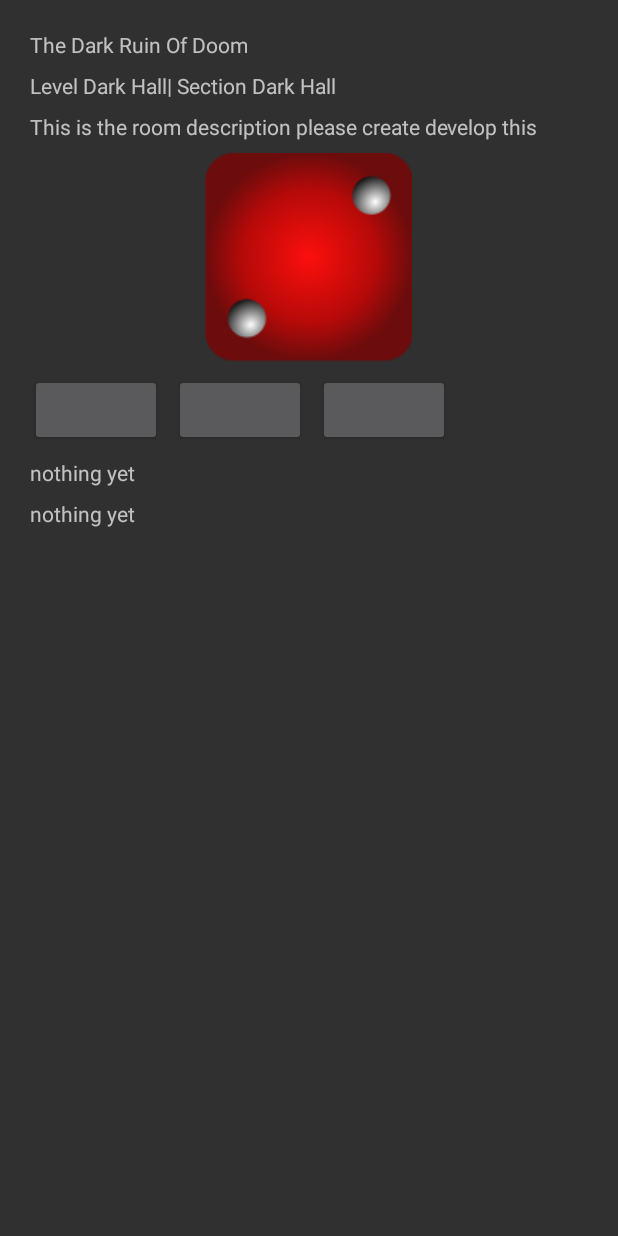
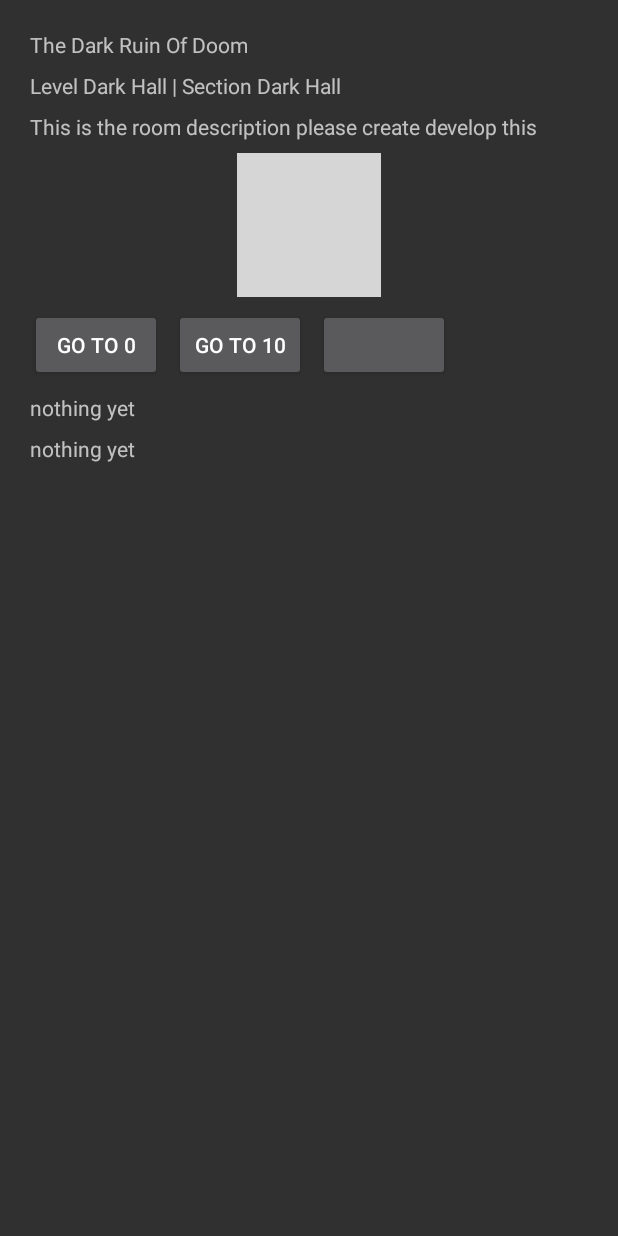
Before and after one commit to CrankyUnicorn/BasicRPG, an Android app: the screen it shows after launch (MainActivity), after a tap on an icon or button, on a phone screen of 412 x 824 dp. Run offline under Robolectric (Android 15) with nearby library versions, the phone set to English and light mode, and no system bars; 3 other taps on this screen came first; grey boxes are pictures that could not be loaded.

Commit message:
20:00 22/07/2019

```diff
--- a/app/src/main/java/com/example/basicrpg/Dungeon.java
+++ b/app/src/main/java/com/example/basicrpg/Dungeon.java
@@ -32,22 +32,28 @@ public class Dungeon {
 
 
     //CONSTRUCTOR
-   Dungeon(){
+    Dungeon() {
+        RoomsList.getInstance();
+        VerifyDungeonList();
 
-       VerifyDungeonList();
+        CreateDungeonLevels();
 
-       CreateDungeonLevels();
+        MapDungeon();
+
+        ConnectRooms();
+
+        Log.d("Initialization","Complete!");
     }
 
 
     //VERIFIER
-    private void VerifyDungeonList(){
+    private void VerifyDungeonList() {
 
         dungeonName = GameSettings.dungeonName.isEmpty() ? DungeonNameGenerator.GenerateDungeonName() : GameSettings.dungeonName;
 
         dungeonTotalLevels = GameSettings.dungeonLevels < 1 ? 1 : GameSettings.dungeonLevels;
 
-        dungeonTotalSections = GameSettings.dungeonSections < dungeonTotalLevels ? dungeonTotalLevels: GameSettings.dungeonSections;
+        dungeonTotalSections = GameSettings.dungeonSections < dungeonTotalLevels ? dungeonTotalLevels : GameSettings.dungeonSections;
 
         dungeonTotalRooms = GameSettings.dungeonRooms < dungeonTotalSections ? dungeonTotalSections : GameSettings.dungeonRooms;
 
@@ -55,26 +61,26 @@ public class Dungeon {
 
 
     //CREATE DUNGEON STRUCTURE
-    private void CreateDungeonLevels(){
+    private void CreateDungeonLevels() {
 
         int sectionsRemainder = dungeonTotalSections;
         int roomRemainder = dungeonTotalRooms;
 
 
-        for (int i = dungeonTotalLevels-1; i >=0; i--) {
+        for (int i = dungeonTotalLevels - 1; i >= 0; i--) {
 
-            Log.d("Levels","Create Level!");
+            Log.d("DUNGEON", "Creates Level!");
 
             int levelSections;
             int levelRooms;
 
 
-            if(i>0) {
+            if (i > 0) {
 
-                levelSections = Util.GenerateNumberBetween(1, sectionsRemainder - i);
+                levelSections = Util.GenerateNumberBetween(1, (sectionsRemainder) - i);
                 levelRooms = Util.GenerateNumberBetween(levelSections, roomRemainder - (sectionsRemainder - levelSections));
 
-            }else{
+            } else {
 
                 levelSections = sectionsRemainder;
                 levelRooms = roomRemainder;
@@ -83,42 +89,194 @@ public class Dungeon {
             sectionsRemainder -= levelSections;
             roomRemainder -= levelRooms;
 
-            //Log.d("levelSectors", String.valueOf(levelSectors));
-            //Log.d("levelRooms", String.valueOf(levelRooms));
+
+            Log.d("levelSectors", String.valueOf(levelSections));
+            Log.d("levelRooms", String.valueOf(levelRooms));
             //Log.d("sectorRemainder", String.valueOf(sectorRemainder));
             //Log.d("roomRemainder", String.valueOf(roomRemainder));
 
 
-            childLevels.add(new DungeonLevel(levelSections,levelRooms));
+            childLevels.add(new DungeonLevel(levelSections, levelRooms));
         }
 
     }
 
+
+    //MAP DUNGEON TREE AND CREATE REFERENCE LIST OF ALL ROOMS
+    private void MapDungeon() {
+
+		int qLevels = 0;
+		int qSections = 0;
+		int qRooms = 0;
+
+        listDungeonRooms.clear();
+
+        for (DungeonLevel n : childLevels) {
+			qLevels++;
+            for (DungeonSection m : n.GetChildSections()) {
+                qSections++;
+				for (DungeonRoom l : m.GetChildRooms()) {
+
+					listDungeonRooms.add(l);
+
+					qRooms++;
+                }
+            }
+        }
+
+
+		//Log.d("DungeonLevels",String.valueOf(qLevels));
+		//Log.d("DungeonSections",String.valueOf(qSections));
+		//Log.d("DungeonRooms",String.valueOf(qRooms));
+
+		Log.d("ROOMSLIST SIZE",String.valueOf(listDungeonRooms.size()));
+
+    }
+
+
+
+    //CONNECT ROOMS DOORS TO EACH OTHER
+    private void ConnectRooms() {
+        for (int n = 0; n < childLevels.size(); n++) {
+
+
+            for (int m = 0; m < childLevels.get(n).GetChildSections().size(); m++) {
+
+
+                DungeonSection _selectedSection = childLevels.get(n).GetChildSections().get(m);
+
+
+                int previousID = 0;//finds previous section |level
+                if (n == 0) {
+                    if (m == 0) {
+
+                        previousID = childLevels.get(n).GetChildSections().get(m).GetChildRooms().get(0).RoomID();
+                    }else if (m > 0) {
+
+                        previousID = childLevels.get(n).GetChildSections().get(m - 1).GetChildRooms().get(childLevels.get(n).GetChildSections().get(m - 1).GetChildRooms().size() - 1).RoomID();
+                    }
+                } else if (n > 0) {
+                    if (m == 0) {
+
+                        previousID = childLevels.get(n - 1).GetChildSections().get(m).GetChildRooms().get(childLevels.get(n - 1).GetChildSections().get(m).GetChildRooms().size() - 1).RoomID();
+                    }
+                }
+
+                int nextID = 0;//find next section level
+                if (n == childLevels.size() - 1) {
+                    if (m == childLevels.get(n).GetChildSections().size() - 1) {
+
+                        nextID = childLevels.get(0).GetChildSections().get(0).GetChildRooms().get(0).RoomID();
+
+                    }else if (m < childLevels.get(n).GetChildSections().size() - 1) {
+
+                        nextID = childLevels.get(n).GetChildSections().get(m + 1).GetChildRooms().get(0).RoomID();
+                    }
+                } else if (n < childLevels.size() - 1) {
+                    if (m == childLevels.get(n).GetChildSections().size() - 1) {
+
+
+                        nextID = childLevels.get(n + 1).GetChildSections().get(0).GetChildRooms().get(0).RoomID();
+                    }
+                }
+
+
+                if (_selectedSection.GetChildRooms().size() == 1) {//if only haves one room
+
+                    //point only to back exit
+                    _selectedSection.GetChildRooms().get(0).SetRoomExitsId(previousID, 0);//sector exit ||level exit||or exit win
+
+                    _selectedSection.GetChildRooms().get(0).SetRoomExitsNames("Go To " + String.valueOf(previousID), 0);
+
+                    //point only to back exit
+                    _selectedSection.GetChildRooms().get(0).SetRoomExitsId(nextID, 1);//sector exit ||level exit||or exit win
+
+                    _selectedSection.GetChildRooms().get(0).SetRoomExitsNames("Go To " + String.valueOf(nextID), 1);
+
+
+                } else {
+
+                    //point only to back exit
+                    _selectedSection.GetChildRooms().get(0).SetRoomExitsId(previousID, 0);//sector exit ||level exit||or exit win
+
+                    _selectedSection.GetChildRooms().get(0).SetRoomExitsNames("Go To " + String.valueOf(previousID), 0);
+
+
+                    //point only to front exit
+                    _selectedSection.GetChildRooms().get(_selectedSection.GetChildRooms().size() - 1).SetRoomExitsId(nextID, 1);//sector exit ||level exit||or exit win
+
+                    _selectedSection.GetChildRooms().get(_selectedSection.GetChildRooms().size() - 1).SetRoomExitsNames("Go To " + String.valueOf(nextID), 1);
+
+
+                    for (int l = 0; l > _selectedSection.GetChildRooms().size(); l++) {
+
+                        int exitDoorsNumber = Util.GenerateNumberBetween(0, 3);
+
+
+                        for (int k = 0; k < exitDoorsNumber; k++) {
+
+
+                            if (_selectedSection.GetChildRooms().get(l).GetRoomExitsIdByIndex(k) == 0) {
+
+                                if ((l + k) < _selectedSection.GetChildRooms().size()) {
+
+                                    //sets the door ok of this room to the next k target room in the array of the section
+                                    _selectedSection.GetChildRooms().get(l).SetRoomExitsId(_selectedSection.GetChildRooms().get(l + k).RoomID(), k);
+                                   // _selectedSection.GetChildRooms().get(l).SetRoomExitsNames(_selectedSection.GetChildRooms().get(l + k).RoomName(), k);
+                                    _selectedSection.GetChildRooms().get(l).SetRoomExitsNames("Go To "+String.valueOf(_selectedSection.GetChildRooms().get(l + k).RoomID()), k);
+
+                                    //this sets the door 0 ate the targeted room to the one that target it
+                                    _selectedSection.GetChildRooms().get(l + k).SetRoomExitsId(_selectedSection.GetChildRooms().get(l).RoomID(), 0);
+                                  //  _selectedSection.GetChildRooms().get(l + k).SetRoomExitsNames(_selectedSection.GetChildRooms().get(l).RoomName(), 0);
+                                   _selectedSection.GetChildRooms().get(l + k).SetRoomExitsNames("Go To "+String.valueOf(_selectedSection.GetChildRooms().get(l).RoomID()), 0);
+                                }
+                            }
+
+                        }
+                    }
+
+                }
+
+            }
+        }
+
+    }
+
+
     //ACESSORS
     //CHILD LIST ACESSOR
-    public List<DungeonLevel> GetChildLevels(){return childLevels;}
+    public List<DungeonLevel> GetChildLevels() {
+        return childLevels;
+    }
 
     //ROOM LIST ACESSOR
-    public void SetDungeonRooms(DungeonRoom _room){listDungeonRooms.add(_room);}
-    public List<DungeonRoom> GetDungeonRooms(){return listDungeonRooms;}
+    public void SetDungeonRooms(DungeonRoom _room) {
+        listDungeonRooms.add(_room);
+    }
+
+    public List<DungeonRoom> GetDungeonRooms() {
+        return listDungeonRooms;
+    }
 
 
     //NAME ACESSOR
-    public void SetDungeonName(String _dungeonName){
+    public void SetDungeonName(String _dungeonName) {
 
-        if(dungeonName.isEmpty()){
+        if (dungeonName.isEmpty()) {
 
             dungeonName = _dungeonName;
         }
 
     }
 
-    public String GetDungeonName(){return dungeonName;}
+    public String GetDungeonName() {
+        return dungeonName;
+    }
 
     //Creation ACESSOR
-    public void SetDungeonCreation(){
+    public void SetDungeonCreation() {
 
-        if(dungeonCreation.isEmpty()){
+        if (dungeonCreation.isEmpty()) {
             Date nowDate = new Date();
             DateFormat thisDateFormat = new SimpleDateFormat("dd-MM-yyyy HH:mm:ss");
             dungeonCreation = thisDateFormat.format(nowDate);
@@ -126,15 +284,22 @@ public class Dungeon {
 
     }
 
-    public String GetDungeonCreation(){return dungeonCreation;}
+    public String GetDungeonCreation() {
+        return dungeonCreation;
+    }
 
     //EXPLORED
-    public int GetDungeonTotalLevelsExplored(){return dungeonTotalLevelsExplored;}
+    public int GetDungeonTotalLevelsExplored() {
+        return dungeonTotalLevelsExplored;
+    }
 
-    public int GetDungeonTotalSectionsExplored(){return dungeonTotalSectionsExplored;}
+    public int GetDungeonTotalSectionsExplored() {
+        return dungeonTotalSectionsExplored;
+    }
 
-    public int GetDungeonTotalRoomsExplored(){return dungeonTotalRoomsExplored;}
-
+    public int GetDungeonTotalRoomsExplored() {
+        return dungeonTotalRoomsExplored;
+    }
 
 
 }
--- a/app/src/main/java/com/example/basicrpg/DungeonLevel.java
+++ b/app/src/main/java/com/example/basicrpg/DungeonLevel.java
@@ -41,6 +41,7 @@ public class DungeonLevel {
     public List<DungeonSection> GetChildSections(){return childSections;}
 
 
+
         //CONSTRUCTOR OVERLOAD
     DungeonLevel( int _numberOfSections, int _numberOfRooms){
 
@@ -54,17 +55,18 @@ public class DungeonLevel {
 
     DungeonLevel(){}
 
+
     private void setDungeonLevel(){
 
         int roomRemainder = numberOfRooms;
 
-        for (int i = numberOfSections-1; i >=1; i--) {
+        for (int i = numberOfSections-1; i >=0; i--) {
 
             Log.d("SectionsList","Create Section!");
 
             int sectionRooms;
 
-            if(i>0) {
+            if(i > 0) {
 
                  sectionRooms = Util.GenerateNumberBetween(1, roomRemainder - i);
 
--- a/app/src/main/java/com/example/basicrpg/DungeonRoom.java
+++ b/app/src/main/java/com/example/basicrpg/DungeonRoom.java
@@ -54,12 +54,40 @@ public class DungeonRoom{
 
 	public boolean RoomExplored(){ return roomExplored;	}
 
-	public int[] RoomExitsId(){
+
+
+	//---EXITS---
+	public void SetRoomExitsId(int _id , int _index){
+		if(_index<roomExitsId.length){
+		roomExitsId[_index] = _id;}
+	}
+
+	public int[] GetRoomExitsId(){
 		return roomExitsId;
 	}
 
-	public String[] RoomExitsNames(){
+
+	public int GetRoomExitsIdByIndex(int _index){
+		if(_index<roomExitsId.length){
+			return roomExitsId[_index];
+		}
+		return roomExitsId[0];
+	}
+
+	//---NAMES---
+	public void SetRoomExitsNames(String _string , int _index){
+		if(_index<roomExitsNames.length){
+		roomExitsNames[_index] = _string;}
+	}
+
+	public String[] GetRoomExitsNames(){
 		return roomExitsNames;
+	}
+
+	public String GetRoomExitsNamesByIndex(int _index){
+		if(_index<roomExitsNames.length){
+		return roomExitsNames[_index];}
+		return roomExitsNames[0];
 	}
 
 
--- a/app/src/main/java/com/example/basicrpg/DungeonSection.java
+++ b/app/src/main/java/com/example/basicrpg/DungeonSection.java
@@ -28,9 +28,8 @@ public class DungeonSection {
 
     private List<DungeonRoom> childRooms = new ArrayList<DungeonRoom>();
 
-    public List<DungeonRoom> GetChildRooms() {
-        return childRooms;
-    }
+    public List<DungeonRoom> GetChildRooms() {return childRooms;}
+
 
 
     //CONSTRUCTOR OVERLOAD
@@ -42,16 +41,19 @@ public class DungeonSection {
 
         dungeonSectionId = Util.GetId();
 
-        SetDungeonSection(_numberOfRooms);
+        SetDungeonSection();
     }
 
     DungeonSection(){}
 
 
     //AUX
-    private void SetDungeonSection(int _numberOfRooms){
+    private void SetDungeonSection(){
 
-        for (int i = 0; i <_numberOfRooms; i++){
+        for (int i = 0; i <numberOfRooms; i++){
+
+            Log.d("RoomList","Create Room!");
+
 
             DungeonRoom dungeonRoom = RoomsList.getInstance().GetRandomRoom(); //get a random room from a room List
 
--- a/app/src/main/java/com/example/basicrpg/GameSettings.java
+++ b/app/src/main/java/com/example/basicrpg/GameSettings.java
@@ -6,6 +6,6 @@ public class GameSettings {
     public static final int roomTypes = 6;
     public static final int dungeonLevels = 3;
     public static final int dungeonSections = 7;
-    public static final int dungeonRooms = 15;
+    public static final int dungeonRooms = 30;
     public static final String dungeonName = "";
 }
--- a/app/src/main/java/com/example/basicrpg/MainActivity.java
+++ b/app/src/main/java/com/example/basicrpg/MainActivity.java
@@ -33,7 +33,7 @@ public class MainActivity extends AppCompatActivity {
     TextView characterStatsTitle;
     TextView characterInventoryTitle;
 
-    int[] diceDrawables = { R.drawable.dice1,
+    int[] imageDiceDrawables = { R.drawable.dice1,
                         R.drawable.dice2,
                         R.drawable.dice3,
                         R.drawable.dice4,
@@ -41,6 +41,7 @@ public class MainActivity extends AppCompatActivity {
                         R.drawable.dice6
     };
 
+    int imageDungeonEntrance =  R.drawable.dungeonentrance;
 
     @Override
     protected void onCreate(Bundle savedInstanceState) {
@@ -60,6 +61,8 @@ public class MainActivity extends AppCompatActivity {
 
         characterStatsTitle = (TextView) findViewById(R.id.characterStats);
         characterInventoryTitle = (TextView) findViewById(R.id.characterInventory);
+
+        outputContent();
     }
 
     public void buttonOneClick(View view){
@@ -82,7 +85,7 @@ public class MainActivity extends AppCompatActivity {
         dungeonLocationTitle.setText(UserInterfaceIOHandler.GetUserInterfaceIOHandler().GetDungeonLocationTitle());
         dungeonRoomDescriptionTitle.setText(UserInterfaceIOHandler.GetUserInterfaceIOHandler().GetDungeonRoomDescriptionTitle());
 
-        dungeonImageView.setImageResource(diceDrawables[1]);
+        dungeonImageView.setImageResource(imageDungeonEntrance);
 
         doorOneButton.setText(UserInterfaceIOHandler.GetUserInterfaceIOHandler().GetDoorOneButtonTitle());
         doorTwoButton.setText(UserInterfaceIOHandler.GetUserInterfaceIOHandler().GetDoorTwoButtonTitle());
@@ -92,11 +95,14 @@ public class MainActivity extends AppCompatActivity {
         characterInventoryTitle.setText(UserInterfaceIOHandler.GetUserInterfaceIOHandler().GetCharacterInventoryTitle());
     }
 
+
+
+    //----------------------------------------------------------------------------------
     public void rollButtonClick(View view) {
 
         int rolledNumber = rollDice();
 
-        //imageView.setImageResource(diceDrawables [rolledNumber]);
+        //imageView.setImageResource(imageDiceDrawables [rolledNumber]);
 
         rolledNumber++;
 
--- a/app/src/main/java/com/example/basicrpg/Player.java
+++ b/app/src/main/java/com/example/basicrpg/Player.java
@@ -23,25 +23,56 @@ class Player {
     private int playerDungeonSectionLocation;
     private int playerDungeonRoomLocation;
 
+    private int playerDungeonRoomID;
+
     private DungeonRoom playerDungeonRoom = new DungeonRoom();
 
     private List<Integer> playerDungeonLevelLocationHistory = new ArrayList<Integer>();
     private List<Integer> playerDungeonSectionLocationHistory = new ArrayList<Integer>();
     private List<Integer> playerDungeonRoomLocationHistory = new ArrayList<Integer>();
 
+    private List<Integer> playerDungeonRoomIDHistory = new ArrayList<Integer>();
+
     //private List<Item> Inventory = new ArrayList<Item>();
     private Player(){
         SetPlayerDungeonLevelLocation(0);
         SetPlayerDungeonSectionLocation(0);
         SetPlayerDungeonRoomLocation(0);
-        GetPlayerRoom();
+        GetPlayerRoomID();
     }
 
-    private void GetPlayerRoom(){
+    private void GetPlayerRoomID(){
         playerDungeonRoom = DungeonMap.GetDungeonMap().GetCurrentDungeon().GetChildLevels()
                 .get(playerDungeonLevelLocation).GetChildSections()
                 .get(playerDungeonSectionLocation).GetChildRooms()
                 .get(playerDungeonRoomLocation);
+
+        playerDungeonRoomID = playerDungeonRoom.RoomID();
+    }
+
+    public void GetPlayerRoomLocationByID(){
+        int nNum=0;
+        int mNum=0;
+        int lNum=0;
+        for (DungeonLevel n : DungeonMap.GetDungeonMap().GetCurrentDungeon().GetChildLevels()) {
+
+            for (DungeonSection m : n.GetChildSections()) {
+
+                for (DungeonRoom l : m.GetChildRooms()) {
+
+                    if(l.RoomID()==playerDungeonRoomID){
+                        playerDungeonLevelLocation =nNum;
+                        playerDungeonSectionLocation =mNum;
+                        playerDungeonRoomLocation =lNum;
+                        playerDungeonRoom = l;
+                    }
+
+                    lNum++;
+                }
+                mNum++;
+            }
+            nNum++;
+        }
 
     }
 
@@ -118,9 +149,18 @@ class Player {
     }
     public int GetPlayerDungeonRoomLocation(){return playerDungeonRoomLocation;}
 
+    //PLAYER ROOM ID
+    public void SetPlayerDungeonRoomID(int _roomID){
+        playerDungeonRoomID = _roomID;
+        playerDungeonRoomIDHistory.add(_roomID);
+    }
+    public int GetPlayerDungeonRoomID(){return playerDungeonRoomID;}
+
+
+
     //PLAYER AT REAL OBJECT ROOM
     public DungeonRoom GetPlayerDungeonRoom(){
-        GetPlayerRoom();
+        GetPlayerRoomID();
         return playerDungeonRoom;
     }
 
--- a/app/src/main/java/com/example/basicrpg/RoomsList.java
+++ b/app/src/main/java/com/example/basicrpg/RoomsList.java
@@ -119,8 +119,8 @@ public class RoomsList {
                 Util.GetId(),
                 room.RoomName(),
                 room.RoomDescription(),
-                room.RoomExitsId(),
-                room.RoomExitsNames()
+                room.GetRoomExitsId(),
+                room.GetRoomExitsNames()
         );
 
         return DungeonRoomOut;
--- a/app/src/main/java/com/example/basicrpg/UserInterfaceIOHandler.java
+++ b/app/src/main/java/com/example/basicrpg/UserInterfaceIOHandler.java
@@ -19,7 +19,7 @@ public class UserInterfaceIOHandler {
 
         String LocationInfo =  "Level "+ DungeonMap.GetDungeonMap().GetCurrentDungeon().GetChildLevels()
                                 .get( Player.GetCurrentPlayer().GetPlayerDungeonLevelLocation()).GetDungeonLevelName() +
-                                "| Section " + DungeonMap.GetDungeonMap().GetCurrentDungeon().GetChildLevels()
+                                " | Section " + DungeonMap.GetDungeonMap().GetCurrentDungeon().GetChildLevels()
                                 .get( Player.GetCurrentPlayer().GetPlayerDungeonLevelLocation()).GetChildSections()
                                 .get( Player.GetCurrentPlayer().GetPlayerDungeonSectionLocation()).GetDungeonSectionName();
 
@@ -40,59 +40,36 @@ public class UserInterfaceIOHandler {
     //#1
     public int GetDoorOneButton() {
 
-        int[] DoorsInfoIDs = Player.GetCurrentPlayer().GetPlayerDungeonRoom().RoomExitsId();
-
-        int DoorInfoID  = DoorsInfoIDs.length > 0 ? DoorsInfoIDs[0]:0;
-
-        return DoorInfoID;
+        return Player.GetCurrentPlayer().GetPlayerDungeonRoom().GetRoomExitsIdByIndex(0);
     }
 
     public String GetDoorOneButtonTitle(){
 
-        String[] DoorsInfos =    Player.GetCurrentPlayer().GetPlayerDungeonRoom().RoomExitsNames();
-
-        String DoorInfo = DoorsInfos.length > 0 ? DoorsInfos[0]:"No Door";
-
-        return DoorInfo ;
+        return Player.GetCurrentPlayer().GetPlayerDungeonRoom().GetRoomExitsNamesByIndex(0);
     }
 
     //#2
     public int GetDoorTwoButton() {
 
-        int[] DoorsInfoIDs = Player.GetCurrentPlayer().GetPlayerDungeonRoom().RoomExitsId();
-
-        int DoorInfoID  = DoorsInfoIDs.length > 1 ? DoorsInfoIDs[1]:0;
-
-        return DoorInfoID;
+        return Player.GetCurrentPlayer().GetPlayerDungeonRoom().GetRoomExitsIdByIndex(1);
     }
 
     public String GetDoorTwoButtonTitle(){
 
-        String[] DoorsInfos =    Player.GetCurrentPlayer().GetPlayerDungeonRoom().RoomExitsNames();
-
-        String DoorInfo = DoorsInfos.length > 1 ? DoorsInfos[1]:"No Door";
-
-        return DoorInfo ;
+        return Player.GetCurrentPlayer().GetPlayerDungeonRoom().GetRoomExitsNamesByIndex(1);
     }
 
     //#3
     public int GetDoorThreeButton() {
 
-        int[] DoorsInfoIDs = Player.GetCurrentPlayer().GetPlayerDungeonRoom().RoomExitsId();
-
-        int DoorInfoID  = DoorsInfoIDs.length > 2 ? DoorsInfoIDs[2]:0;
-
-        return DoorInfoID;
+        return Player.GetCurrentPlayer().GetPlayerDungeonRoom().GetRoomExitsIdByIndex(2);
     }
 
     public String GetDoorThreeButtonTitle(){
 
-        String[] DoorsInfos =    Player.GetCurrentPlayer().GetPlayerDungeonRoom().RoomExitsNames();
+        return Player.GetCurrentPlayer().GetPlayerDungeonRoom().GetRoomExitsNamesByIndex(2);
+    }
 
-        String DoorInfo = DoorsInfos.length > 2 ? DoorsInfos[2]:"No Door";
-
-        return DoorInfo ;
-    }
 
     public String GetCharacterStatsTitle(){return "nothing yet" ;}
 
@@ -100,19 +77,22 @@ public class UserInterfaceIOHandler {
     public String GetCharacterInventoryTitle(){return "nothing yet";}
 
 
+
     public void SelectedDoorButton(int _roomID){
         switch (_roomID){
-            case 0 :     Player.GetCurrentPlayer().SetPlayerDungeonRoomLocation(GetDoorOneButton());
+            case 0 :    Player.GetCurrentPlayer().SetPlayerDungeonRoomID(GetDoorOneButton());
+
                         break;
             case 1 :
-                        Player.GetCurrentPlayer().SetPlayerDungeonRoomLocation(GetDoorTwoButton());
+                        Player.GetCurrentPlayer().SetPlayerDungeonRoomID(GetDoorTwoButton());
                         break;
             case 2 :
-                        Player.GetCurrentPlayer().SetPlayerDungeonRoomLocation(GetDoorThreeButton());
+                        Player.GetCurrentPlayer().SetPlayerDungeonRoomID(GetDoorThreeButton());
                         break;
             default :
                         break;
         }
+        Player.GetCurrentPlayer().GetPlayerRoomLocationByID();
     }
 
 }
--- a/app/src/main/java/com/example/basicrpg/Util.java
+++ b/app/src/main/java/com/example/basicrpg/Util.java
@@ -10,9 +10,9 @@ public class Util {
 
     //Aux
     public static int GenerateNumberBetween(int _min, int _max){
-        Log.d("Number Generator","Start Generating!");
-        Log.d("min:", String.valueOf(_min));
-        Log.d("max:", String.valueOf(_max));
+        //Log.d("Number Generator","Start Generating!");
+        //Log.d("min:", String.valueOf(_min));
+        //Log.d("max:", String.valueOf(_max));
 
         Random r = new Random();
         int result;
@@ -24,7 +24,7 @@ public class Util {
 
 
 
-        Log.d("result :",String.valueOf(result));
+        //Log.d("result :",String.valueOf(result));
         return result;
     }
 
```
